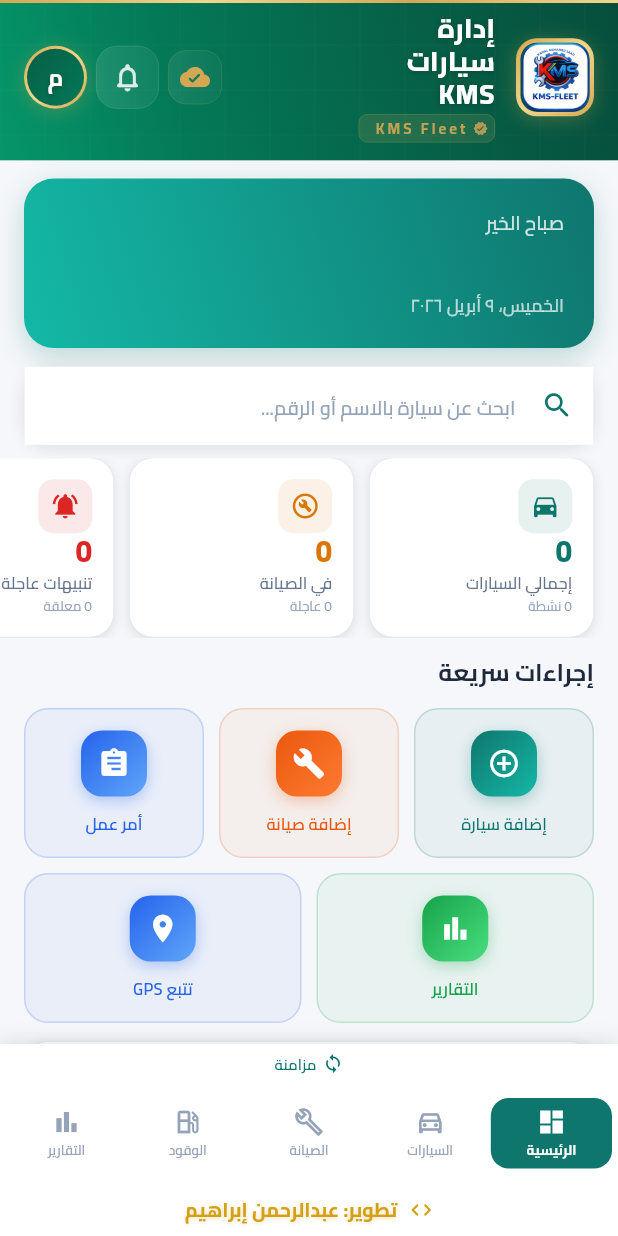
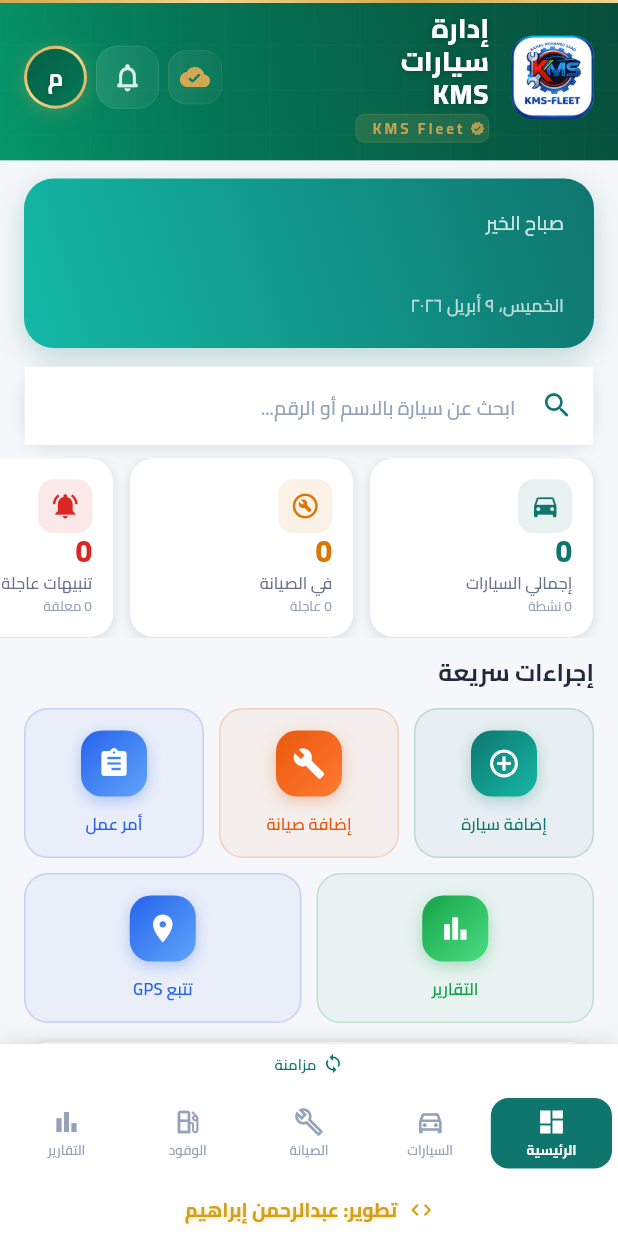
Before and after one commit to AbdoAIG/kms_fleet, a Flutter app: the screen it shows once a user with an empty profile is signed in, on a phone screen of 412 x 824 dp. Run offline on Flutter 3.47's test engine with Material 3 defaults, Android fonts, the light colour scheme and no system bars; our stand-ins replace firebase_core, fl_chart, flutter_map, geolocator, image_picker, latlong2 and 6 more; missing offline and left inert: excel, syncfusion_flutter_pdf; accounts and stored records are empty; network calls fail.

Commit message:
fix: enlarge header logo and remove golden border frame
- Increase logo size from 46x46 to 56x56 pixels
- Remove golden gradient border/padding container
- Remove golden box shadow around logo
- Clean, borderless logo display on gradient header

```diff
--- a/flutter-app/lib/screens/main_screen.dart
+++ b/flutter-app/lib/screens/main_screen.dart
@@ -333,32 +333,11 @@ class _MainScreenState extends State<MainScreen>
   }
 
   Widget _buildPremiumLogo() {
-    return Container(
-      padding: const EdgeInsets.all(3),
-      decoration: BoxDecoration(
-        borderRadius: BorderRadius.circular(14),
-        gradient: const LinearGradient(
-          colors: [Color(0xFFD4A853), Color(0xFFF0D78C), Color(0xFFD4A853)],
-          begin: Alignment.topLeft,
-          end: Alignment.bottomRight,
-        ),
-        boxShadow: [
-          BoxShadow(
-            color: const Color(0xFFD4A853).withOpacity(0.3),
-            blurRadius: 10,
-            offset: const Offset(0, 2),
-          ),
-        ],
-      ),
-      child: Container(
-        width: 46,
-        height: 46,
-        decoration: BoxDecoration(
-          color: const Color(0xFF064E3B),
-          borderRadius: BorderRadius.circular(11),
-        ),
+    return SizedBox(
+      width: 56,
+      height: 56,
       child: ClipRRect(
-          borderRadius: BorderRadius.circular(11),
+        borderRadius: BorderRadius.circular(12),
         child: Image.asset(
           'assets/images/kms_logo.png',
           fit: BoxFit.contain,
@@ -366,12 +345,11 @@ class _MainScreenState extends State<MainScreen>
             return Container(
               decoration: BoxDecoration(
                 color: Colors.white.withOpacity(0.15),
-                  borderRadius: BorderRadius.circular(11),
+                borderRadius: BorderRadius.circular(12),
               ),
-                child: const Icon(Icons.local_shipping, size: 24, color: Colors.white),
+              child: const Icon(Icons.local_shipping, size: 32, color: Colors.white),
             );
           },
-          ),
         ),
       ),
     );
```
Lines whose indentation alone changed are shown as unchanged.
